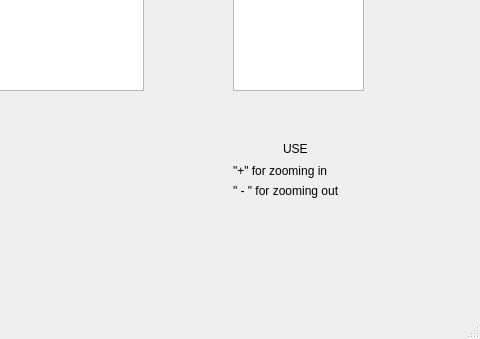
Above: mainwindow.ui from nafarya/practiceHomework before the change; both pictures show x 267 to 747 and y 247 to 586 of the 747 by 586 pixel window. Below: the same form after it.
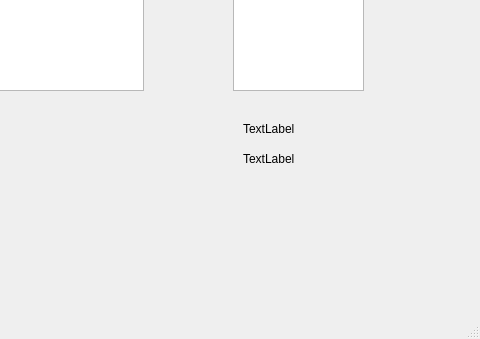
That is the form after the change.

Commit message: add zooming with wheel, drag&drop with wheel, math expected value, dispersion

```diff
--- a/mainwindow.ui
+++ b/mainwindow.ui
@@ -37,40 +37,27 @@
    <widget class="QLabel" name="label">
     <property name="geometry">
      <rect>
-      <x>500</x>
-      <y>390</y>
-      <width>211</width>
-      <height>21</height>
+      <x>510</x>
+      <y>350</y>
+      <width>67</width>
+      <height>17</height>
      </rect>
     </property>
     <property name="text">
-     <string>&quot;+&quot; for zooming in</string>
+     <string>TextLabel</string>
     </property>
    </widget>
    <widget class="QLabel" name="label_2">
     <property name="geometry">
      <rect>
-      <x>500</x>
-      <y>410</y>
-      <width>161</width>
-      <height>21</height>
-     </rect>
-    </property>
-    <property name="text">
-     <string>&quot; - &quot; for zooming out</string>
-    </property>
-   </widget>
-   <widget class="QLabel" name="label_3">
-    <property name="geometry">
-     <rect>
-      <x>550</x>
-      <y>370</y>
-      <width>31</width>
+      <x>510</x>
+      <y>380</y>
+      <width>67</width>
       <height>17</height>
      </rect>
     </property>
     <property name="text">
-     <string>USE</string>
+     <string>TextLabel</string>
     </property>
    </widget>
   </widget>
```
The commit also changes 4 other files.
